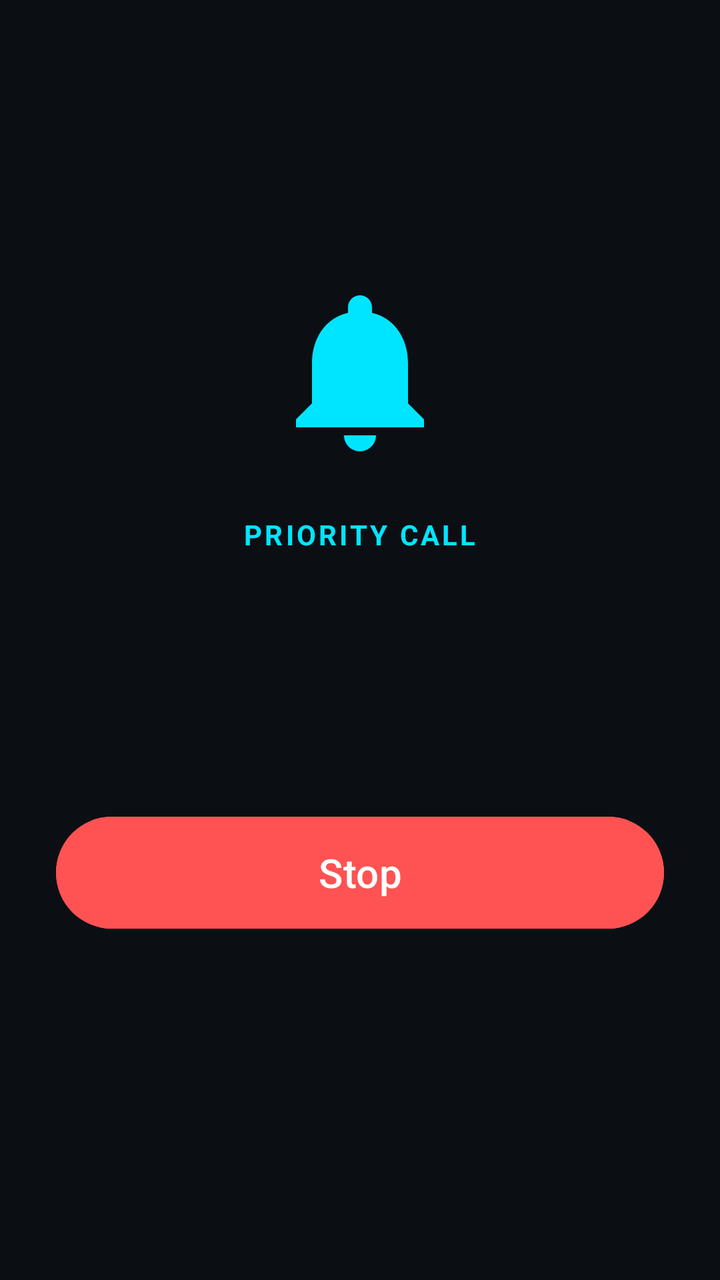
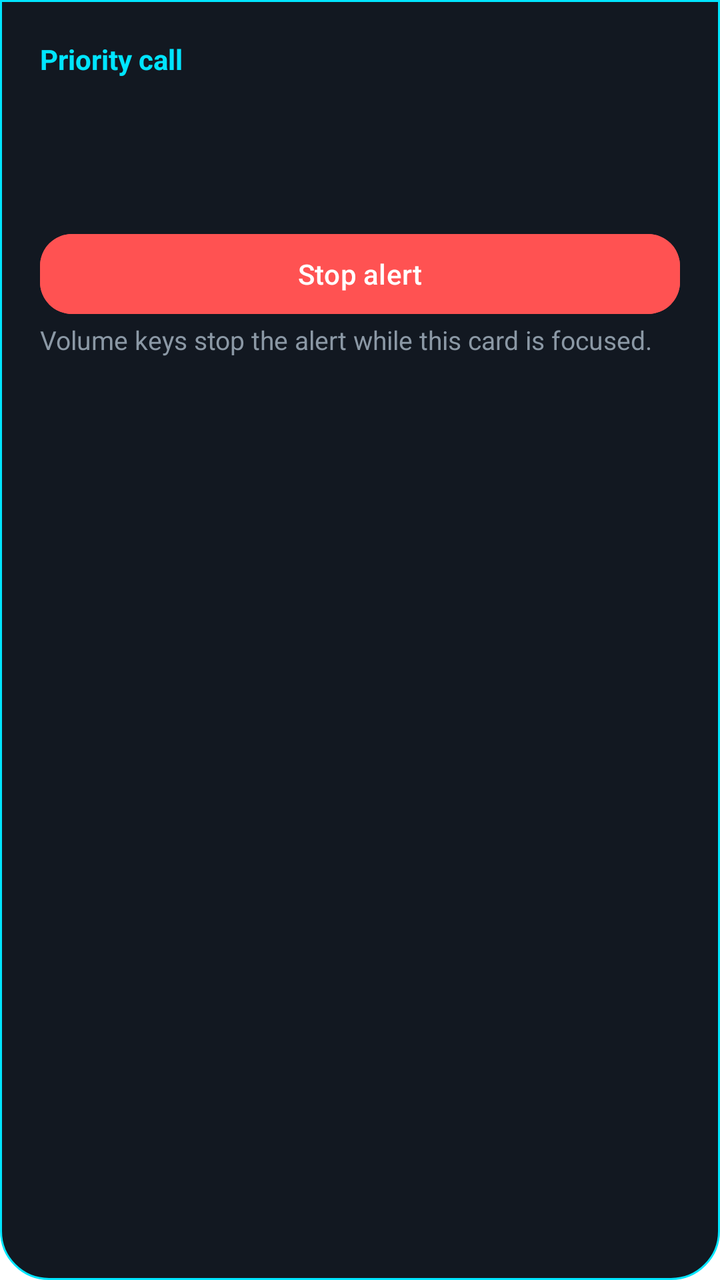

Screens rendered from an Android XML layout before and after an edit, with the pre-edit source and the edit as a unified diff.
<!-- AndroidManifest.xml: activity theme Theme.LeviRinger.Alert -->
<!-- res/layout/activity_alert.xml -->
<?xml version="1.0" encoding="utf-8"?>
<LinearLayout xmlns:android="http://schemas.android.com/apk/res/android"
    xmlns:app="http://schemas.android.com/apk/res-auto"
    android:layout_width="match_parent"
    android:layout_height="match_parent"
    android:background="@color/bg"
    android:gravity="center"
    android:orientation="vertical"
    android:padding="28dp">

    <ImageView
        android:layout_width="96dp"
        android:layout_height="96dp"
        android:contentDescription="@null"
        android:src="@drawable/ic_ring"
        app:tint="@color/neon" />

    <TextView
        android:layout_width="wrap_content"
        android:layout_height="wrap_content"
        android:layout_marginTop="24dp"
        android:letterSpacing="0.1"
        android:text="@string/alert_title"
        android:textAllCaps="true"
        android:textColor="@color/neon"
        android:textSize="14sp"
        android:textStyle="bold" />

    <TextView
        android:id="@+id/txtName"
        android:layout_width="wrap_content"
        android:layout_height="wrap_content"
        android:layout_marginTop="12dp"
        android:gravity="center"
        android:textColor="@color/on_bg"
        android:textSize="34sp"
        android:textStyle="bold" />

    <TextView
        android:id="@+id/txtNumber"
        android:layout_width="wrap_content"
        android:layout_height="wrap_content"
        android:layout_marginTop="6dp"
        android:textColor="@color/on_surface_muted"
        android:textSize="18sp" />

    <TextView
        android:id="@+id/txtNote"
        android:layout_width="match_parent"
        android:layout_height="wrap_content"
        android:layout_marginTop="18dp"
        android:gravity="center"
        android:textColor="@color/accent_green"
        android:textSize="16sp"
        android:visibility="gone" />

    <Space
        android:layout_width="match_parent"
        android:layout_height="40dp" />

    <com.google.android.material.button.MaterialButton
        android:id="@+id/btnStop"
        android:layout_width="match_parent"
        android:layout_height="64dp"
        android:backgroundTint="@color/danger"
        android:text="@string/stop"
        android:textColor="@color/white"
        android:textSize="20sp"
        app:cornerRadius="32dp" />

    <TextView
        android:id="@+id/txtHint"
        android:layout_width="wrap_content"
        android:layout_height="wrap_content"
        android:layout_marginTop="16dp"
        android:gravity="center"
        android:textColor="@color/on_surface_muted"
        android:textSize="13sp" />
</LinearLayout>
<!-- resources referenced by this layout -->
<resources>
  <color name="accent_green">#00E676</color>
  <color name="bg">#0B0F14</color>
  <color name="danger">#FF5252</color>
  <color name="neon">#00E5FF</color>
  <color name="on_bg">#E6EDF3</color>
  <color name="on_surface_muted">#8B98A5</color>
  <color name="white">#FFFFFF</color>
  <!-- drawable ic_ring (drawable) -->
  <vector xmlns:android="http://schemas.android.com/apk/res/android"
      android:width="24dp"
      android:height="24dp"
      android:viewportWidth="24"
      android:viewportHeight="24"
      android:tint="@android:color/white">
      <path
          android:fillColor="@android:color/white"
          android:pathData="M12,22c1.1,0 2,-0.9 2,-2h-4c0,1.1 0.89,2 2,2zM18,16v-5c0,-3.07 -1.64,-5.64 -4.5,-6.32L13.5,4c0,-0.83 -0.67,-1.5 -1.5,-1.5s-1.5,0.67 -1.5,1.5v0.68C7.63,5.36 6,7.92 6,11v5l-2,2v1h16v-1l-2,-2z" />
  </vector>
  <string name="alert_title">Priority call</string>
  <string name="stop">Stop</string>
  <style name="Theme.LeviRinger.Alert" parent="Theme.LeviRinger">
          <item name="android:windowBackground">@color/bg</item>
          <item name="android:windowNoTitle">true</item>
          <item name="android:windowFullscreen">true</item>
          <item name="android:windowContentOverlay">@null</item>
      </style>
  <style name="Theme.LeviRinger" parent="Theme.Material3.Dark.NoActionBar">
          <item name="colorPrimary">@color/neon</item>
          <item name="colorOnPrimary">@color/black</item>
          <item name="colorSecondary">@color/accent_green</item>
          <item name="colorOnSecondary">@color/black</item>
          <item name="android:colorBackground">@color/bg</item>
          <item name="colorSurface">@color/surface</item>
          <item name="colorSurfaceVariant">@color/surface_variant</item>
          <item name="colorOnSurface">@color/on_bg</item>
          <item name="colorError">@color/danger</item>
          <item name="android:statusBarColor">@color/bg</item>
          <item name="android:navigationBarColor">@color/bg</item>
          <item name="android:windowBackground">@color/bg</item>
      </style>
  <color name="black">#000000</color>
  <color name="surface">#121821</color>
  <color name="surface_variant">#1B2430</color>
</resources>

<!-- the commit's change to res/layout/activity_alert.xml (unified diff, before → after) -->
@@ -1,79 +1,66 @@
-<?xml version="1.0" encoding="utf-8"?>
 <LinearLayout xmlns:android="http://schemas.android.com/apk/res/android"
     xmlns:app="http://schemas.android.com/apk/res-auto"
     android:layout_width="match_parent"
-    android:layout_height="match_parent"
-    android:background="@color/bg"
-    android:gravity="center"
+    android:layout_height="wrap_content"
+    android:background="@drawable/alert_card_background"
     android:orientation="vertical"
-    android:padding="28dp">
-
-    <ImageView
-        android:layout_width="96dp"
-        android:layout_height="96dp"
-        android:contentDescription="@null"
-        android:src="@drawable/ic_ring"
-        app:tint="@color/neon" />
+    android:padding="20dp">
 
     <TextView
-        android:layout_width="wrap_content"
+        android:layout_width="match_parent"
         android:layout_height="wrap_content"
-        android:layout_marginTop="24dp"
-        android:letterSpacing="0.1"
         android:text="@string/alert_title"
-        android:textAllCaps="true"
         android:textColor="@color/neon"
         android:textSize="14sp"
         android:textStyle="bold" />
 
     <TextView
         android:id="@+id/txtName"
-        android:layout_width="wrap_content"
+        android:maxLines="2"
+        android:ellipsize="end"
+        android:layout_width="match_parent"
         android:layout_height="wrap_content"
-        android:layout_marginTop="12dp"
-        android:gravity="center"
+        android:layout_marginTop="8dp"
         android:textColor="@color/on_bg"
-        android:textSize="34sp"
+        android:textSize="24sp"
         android:textStyle="bold" />
 
     <TextView
         android:id="@+id/txtNumber"
-        android:layout_width="wrap_content"
+        android:maxLines="1"
+        android:ellipsize="end"
+        android:layout_width="match_parent"
         android:layout_height="wrap_content"
-        android:layout_marginTop="6dp"
         android:textColor="@color/on_surface_muted"
-        android:textSize="18sp" />
+        android:textSize="16sp" />
 
     <TextView
         android:id="@+id/txtNote"
+        android:maxLines="3"
+        android:ellipsize="end"
         android:layout_width="match_parent"
         android:layout_height="wrap_content"
-        android:layout_marginTop="18dp"
-        android:gravity="center"
+        android:layout_marginTop="8dp"
         android:textColor="@color/accent_green"
         android:textSize="16sp"
         android:visibility="gone" />
 
-    <Space
-        android:layout_width="match_parent"
-        android:layout_height="40dp" />
-
     <com.google.android.material.button.MaterialButton
         android:id="@+id/btnStop"
         android:layout_width="match_parent"
-        android:layout_height="64dp"
+        android:layout_height="wrap_content"
+        android:minHeight="48dp"
+        android:layout_marginTop="12dp"
         android:backgroundTint="@color/danger"
-        android:text="@string/stop"
+        android:text="@string/engine_stop_alert"
         android:textColor="@color/white"
-        android:textSize="20sp"
-        app:cornerRadius="32dp" />
+        app:cornerRadius="16dp" />
 
     <TextView
         android:id="@+id/txtHint"
-        android:layout_width="wrap_content"
+        android:layout_width="match_parent"
         android:layout_height="wrap_content"
-        android:layout_marginTop="16dp"
-        android:gravity="center"
+        android:text="@string/engine_volume_hint"
         android:textColor="@color/on_surface_muted"
         android:textSize="13sp" />
 </LinearLayout>
<!-- resource entries referenced after the edit -->
@@ -1,47 +1,32 @@
 <!-- resources referenced by this layout -->
 <resources>
   <color name="accent_green">#00E676</color>
-  <color name="bg">#0B0F14</color>
   <color name="danger">#FF5252</color>
   <color name="neon">#00E5FF</color>
   <color name="on_bg">#E6EDF3</color>
   <color name="on_surface_muted">#8B98A5</color>
   <color name="white">#FFFFFF</color>
-  <!-- drawable ic_ring (drawable) -->
-  <vector xmlns:android="http://schemas.android.com/apk/res/android"
-      android:width="24dp"
-      android:height="24dp"
-      android:viewportWidth="24"
-      android:viewportHeight="24"
-      android:tint="@android:color/white">
-      <path
-          android:fillColor="@android:color/white"
-          android:pathData="M12,22c1.1,0 2,-0.9 2,-2h-4c0,1.1 0.89,2 2,2zM18,16v-5c0,-3.07 -1.64,-5.64 -4.5,-6.32L13.5,4c0,-0.83 -0.67,-1.5 -1.5,-1.5s-1.5,0.67 -1.5,1.5v0.68C7.63,5.36 6,7.92 6,11v5l-2,2v1h16v-1l-2,-2z" />
-  </vector>
+  <!-- drawable alert_card_background (drawable) -->
+  <shape xmlns:android="http://schemas.android.com/apk/res/android" android:shape="rectangle">
+      <solid android:color="@color/surface" />
+      <corners android:bottomLeftRadius="24dp" android:bottomRightRadius="24dp" />
+      <stroke android:width="1dp" android:color="@color/neon" />
+  </shape>
   <string name="alert_title">Priority call</string>
-  <string name="stop">Stop</string>
-  <style name="Theme.LeviRinger.Alert" parent="Theme.LeviRinger">
-          <item name="android:windowBackground">@color/bg</item>
+  <string name="engine_stop_alert">Stop alert</string>
+  <string name="engine_volume_hint">Volume keys stop the alert while this card is focused.</string>
+  <style name="Theme.LeviRinger.Alert" parent="Theme.Material3.Dark.Dialog">
+          <item name="android:windowIsFloating">true</item>
+          <item name="android:windowIsTranslucent">true</item>
+          <item name="android:backgroundDimEnabled">false</item>
+          <item name="android:windowBackground">@android:color/transparent</item>
           <item name="android:windowNoTitle">true</item>
-          <item name="android:windowFullscreen">true</item>
-          <item name="android:windowContentOverlay">@null</item>
+          <item name="windowNoTitle">true</item>
+          <item name="android:windowCloseOnTouchOutside">false</item>
+          <item name="android:windowMinWidthMajor">100%</item>
+          <item name="android:windowMinWidthMinor">100%</item>
+          <item name="colorPrimary">@color/neon</item>
       </style>
-  <style name="Theme.LeviRinger" parent="Theme.Material3.Dark.NoActionBar">
-          <item name="colorPrimary">@color/neon</item>
-          <item name="colorOnPrimary">@color/black</item>
-          <item name="colorSecondary">@color/accent_green</item>
-          <item name="colorOnSecondary">@color/black</item>
-          <item name="android:colorBackground">@color/bg</item>
-          <item name="colorSurface">@color/surface</item>
-          <item name="colorSurfaceVariant">@color/surface_variant</item>
-          <item name="colorOnSurface">@color/on_bg</item>
-          <item name="colorError">@color/danger</item>
-          <item name="android:statusBarColor">@color/bg</item>
-          <item name="android:navigationBarColor">@color/bg</item>
-          <item name="android:windowBackground">@color/bg</item>
-      </style>
-  <color name="black">#000000</color>
   <color name="surface">#121821</color>
-  <color name="surface_variant">#1B2430</color>
 </resources>
 
